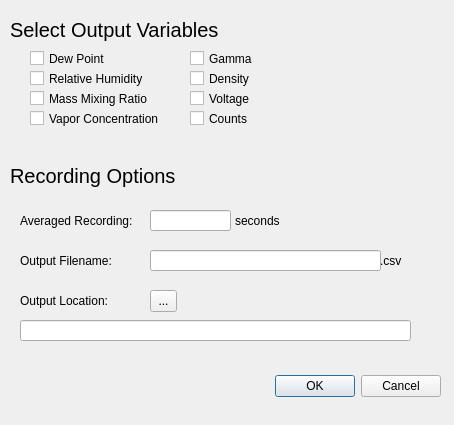
This is GUIs/record_GUI.ui in jbaviation/humidity_cart as Qt 5 draws it before an edit. The edited form follows.
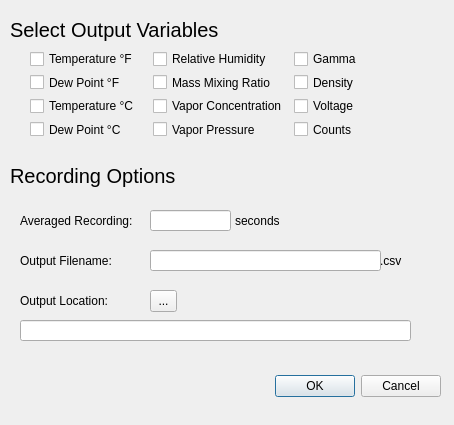
This is the edited form.

Commit message: recording capability seems to work (though not thoroughly tested) and increment works better, but the next immediate step is to clean up the reading number functionality by connecting it to _check_for_latest_reading function of record.py

```diff
--- a/GUIs/record_GUI.ui
+++ b/GUIs/record_GUI.ui
@@ -47,110 +47,6 @@
     <string>Select Output Variables</string>
    </property>
   </widget>
-  <widget class="QCheckBox" name="dpBox">
-   <property name="geometry">
-    <rect>
-     <x>30</x>
-     <y>50</y>
-     <width>131</width>
-     <height>17</height>
-    </rect>
-   </property>
-   <property name="text">
-    <string>Dew Point</string>
-   </property>
-  </widget>
-  <widget class="QCheckBox" name="mmrBox">
-   <property name="geometry">
-    <rect>
-     <x>30</x>
-     <y>90</y>
-     <width>131</width>
-     <height>17</height>
-    </rect>
-   </property>
-   <property name="text">
-    <string>Mass Mixing Ratio</string>
-   </property>
-  </widget>
-  <widget class="QCheckBox" name="rhBox">
-   <property name="geometry">
-    <rect>
-     <x>30</x>
-     <y>70</y>
-     <width>131</width>
-     <height>17</height>
-    </rect>
-   </property>
-   <property name="text">
-    <string>Relative Humidity</string>
-   </property>
-  </widget>
-  <widget class="QCheckBox" name="vcBox">
-   <property name="geometry">
-    <rect>
-     <x>30</x>
-     <y>110</y>
-     <width>131</width>
-     <height>17</height>
-    </rect>
-   </property>
-   <property name="text">
-    <string>Vapor Concentration</string>
-   </property>
-  </widget>
-  <widget class="QCheckBox" name="gamBox">
-   <property name="geometry">
-    <rect>
-     <x>190</x>
-     <y>50</y>
-     <width>131</width>
-     <height>17</height>
-    </rect>
-   </property>
-   <property name="text">
-    <string>Gamma</string>
-   </property>
-  </widget>
-  <widget class="QCheckBox" name="rhoBox">
-   <property name="geometry">
-    <rect>
-     <x>190</x>
-     <y>70</y>
-     <width>131</width>
-     <height>17</height>
-    </rect>
-   </property>
-   <property name="text">
-    <string>Density</string>
-   </property>
-  </widget>
-  <widget class="QCheckBox" name="voltBox">
-   <property name="geometry">
-    <rect>
-     <x>190</x>
-     <y>90</y>
-     <width>131</width>
-     <height>17</height>
-    </rect>
-   </property>
-   <property name="text">
-    <string>Voltage</string>
-   </property>
-  </widget>
-  <widget class="QCheckBox" name="cntBox">
-   <property name="geometry">
-    <rect>
-     <x>190</x>
-     <y>110</y>
-     <width>131</width>
-     <height>17</height>
-    </rect>
-   </property>
-   <property name="text">
-    <string>Counts</string>
-   </property>
-  </widget>
   <widget class="QLabel" name="outVarsLabel_2">
    <property name="geometry">
     <rect>
@@ -277,6 +173,102 @@
     <string>...</string>
    </property>
   </widget>
+  <widget class="QWidget" name="">
+   <property name="geometry">
+    <rect>
+     <x>30</x>
+     <y>50</y>
+     <width>381</width>
+     <height>88</height>
+    </rect>
+   </property>
+   <layout class="QGridLayout" name="gridLayout">
+    <item row="0" column="0">
+     <widget class="QCheckBox" name="tempFBox">
+      <property name="text">
+       <string>Temperature °F</string>
+      </property>
+     </widget>
+    </item>
+    <item row="0" column="1">
+     <widget class="QCheckBox" name="rhBox">
+      <property name="text">
+       <string>Relative Humidity</string>
+      </property>
+     </widget>
+    </item>
+    <item row="0" column="2">
+     <widget class="QCheckBox" name="gamBox">
+      <property name="text">
+       <string>Gamma</string>
+      </property>
+     </widget>
+    </item>
+    <item row="1" column="0">
+     <widget class="QCheckBox" name="dpFBox">
+      <property name="text">
+       <string>Dew Point °F</string>
+      </property>
+     </widget>
+    </item>
+    <item row="1" column="1">
+     <widget class="QCheckBox" name="mmrBox">
+      <property name="text">
+       <string>Mass Mixing Ratio</string>
+      </property>
+     </widget>
+    </item>
+    <item row="1" column="2">
+     <widget class="QCheckBox" name="rhoBox">
+      <property name="text">
+       <string>Density</string>
+      </property>
+     </widget>
+    </item>
+    <item row="2" column="0">
+     <widget class="QCheckBox" name="tempCBox">
+      <property name="text">
+       <string>Temperature °C</string>
+      </property>
+     </widget>
+    </item>
+    <item row="2" column="1">
+     <widget class="QCheckBox" name="vcBox">
+      <property name="text">
+       <string>Vapor Concentration</string>
+      </property>
+     </widget>
+    </item>
+    <item row="2" column="2">
+     <widget class="QCheckBox" name="voltBox">
+      <property name="text">
+       <string>Voltage</string>
+      </property>
+     </widget>
+    </item>
+    <item row="3" column="0">
+     <widget class="QCheckBox" name="dpCBox">
+      <property name="text">
+       <string>Dew Point °C</string>
+      </property>
+     </widget>
+    </item>
+    <item row="3" column="1">
+     <widget class="QCheckBox" name="vpBox">
+      <property name="text">
+       <string>Vapor Pressure</string>
+      </property>
+     </widget>
+    </item>
+    <item row="3" column="2">
+     <widget class="QCheckBox" name="cntBox">
+      <property name="text">
+       <string>Counts</string>
+      </property>
+     </widget>
+    </item>
+   </layout>
+  </widget>
  </widget>
  <resources/>
  <connections>
```
The commit also changes 8 other files.
